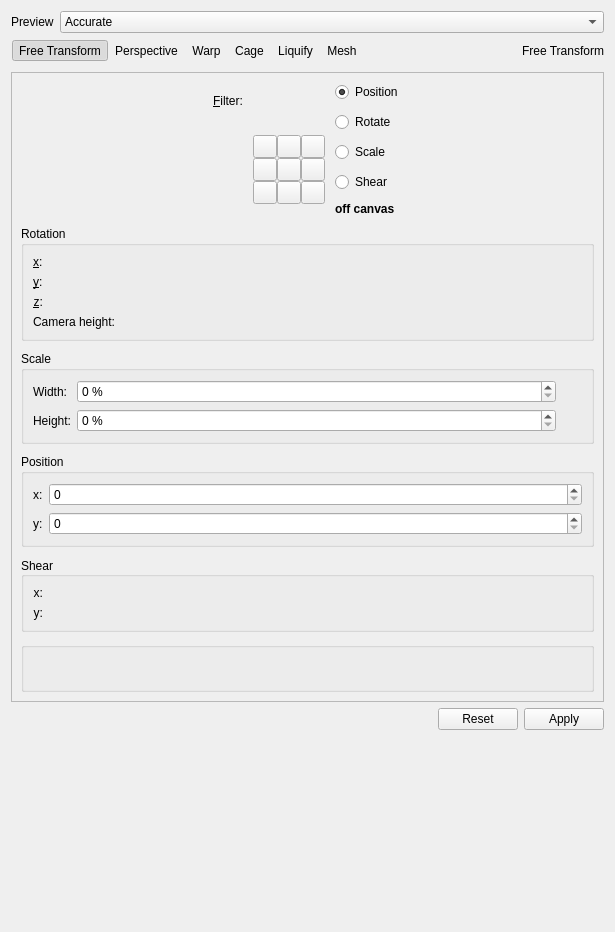
This is plugins/tools/tool_transform2/wdg_tool_transform.ui in KDE/krita as Qt 5 draws it before an edit. The edited form follows.
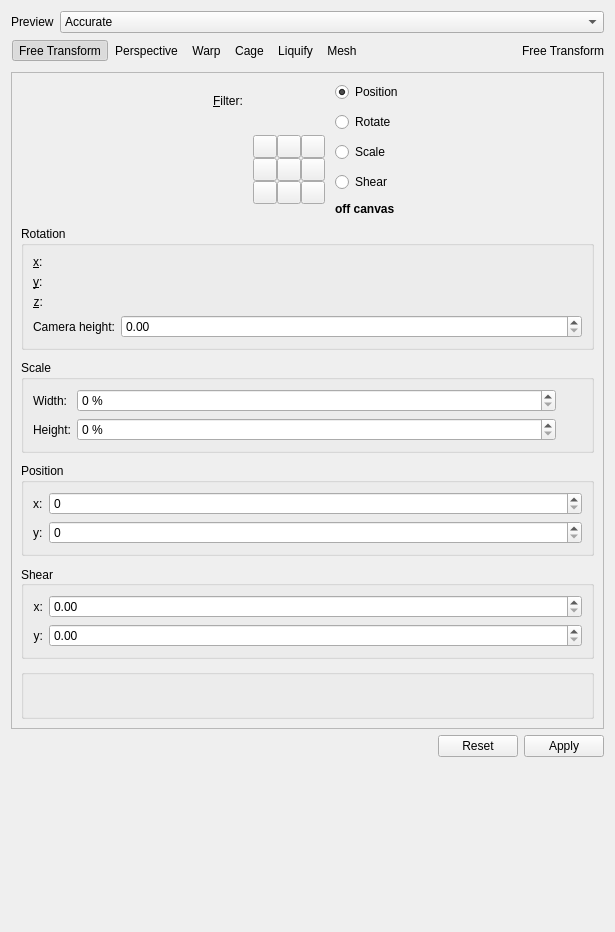
This is the edited form. Custom widgets are drawn as their Qt base class.

Commit message:
ui: Fix Designer not rendering KisDoubleSliderSpinBox as QDoubleSpinBox
Part-of: <https://invent.kde.org/graphics/krita/-/merge_requests/1742>

What changed in the file:
```diff
--- a/plugins/tools/tool_transform2/wdg_tool_transform.ui
+++ b/plugins/tools/tool_transform2/wdg_tool_transform.ui
@@ -2268,7 +2268,7 @@
  <customwidgets>
   <customwidget>
    <class>KisDoubleSliderSpinBox</class>
-   <extends>QWidget</extends>
+   <extends>QDoubleSpinBox</extends>
    <header>kis_slider_spin_box.h</header>
    <container>1</container>
   </customwidget>
```
The commit also changes 54 other files.
